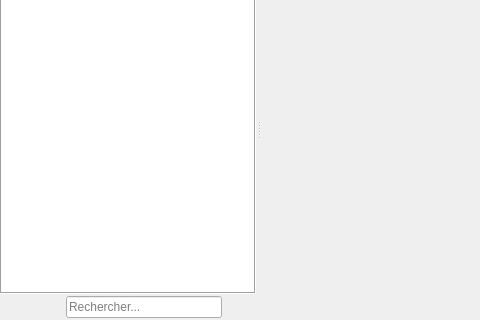
This is trunk/mainwindow.ui in davy7125/polyphone as Qt 5 draws it before an edit; both pictures show x 0 to 480 and y 111 to 431 of the 943 by 431 pixel window. The edited form follows.
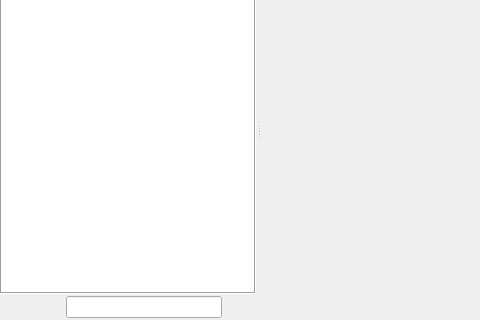
This is the edited form. Icons and pictures are not drawn. Custom widgets are drawn as their Qt base class.

Commit message: Version 0.7   * placeholder management for older version of QT   * use of libportaudio package in linux systems   * parameters used in the tools are memorized   * help dialog resizable

What changed in the file:
```diff
--- a/trunk/mainwindow.ui
+++ b/trunk/mainwindow.ui
@@ -530,9 +530,6 @@
            <property name="text">
             <string/>
            </property>
-           <property name="placeholderText">
-            <string>Rechercher...</string>
-           </property>
           </widget>
          </item>
          <item>
```
The commit also changes 47 other files.
